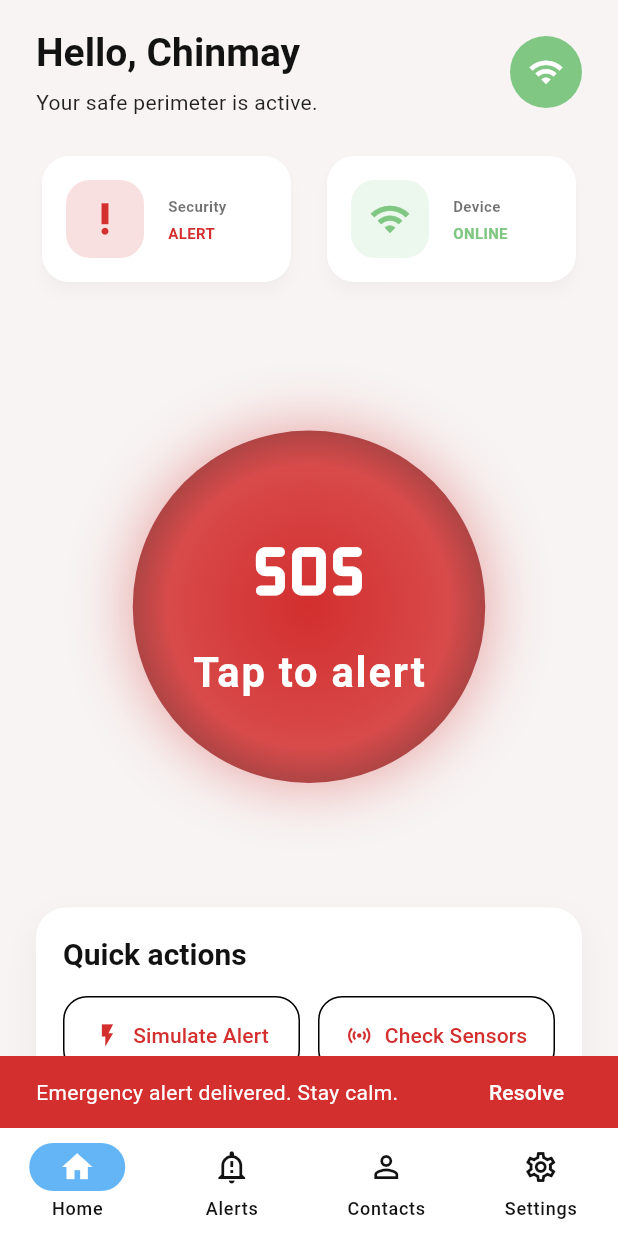
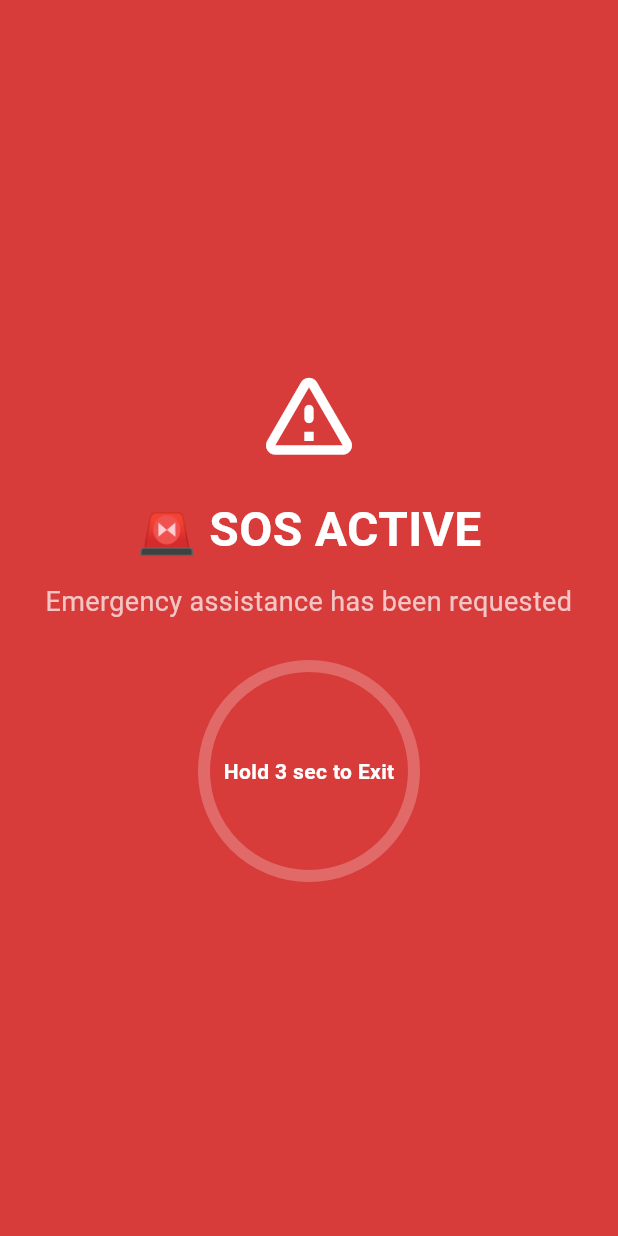
Before and after one commit to Chinmay20-09/Lakshman-rekha, a Flutter app: the screen it shows after launch, after a tap on "Sign In", after a tap on "Tap to alert", on a phone screen of 412 x 824 dp. Run offline on Flutter 3.47's test engine with Material 3 defaults, Android fonts, the phone set to English and light mode, and no system bars; our stand-ins replace flutter_local_notifications, shared_preferences, vibration; missing offline and left inert: mqtt_client.

Commit message:
feat: Enhance alert system with local notifications and MQTT integration
- Added LocalNotificationService for managing local notifications.
- Implemented MQTTService to handle real-time alert messages.
- Introduced AlertHistoryScreen to display past alerts.
- Created SosActiveScreen for SOS alert management with vibration feedback.
- Updated AppState to manage alert levels and messages.
- Enhanced UI with AlertBanner for active alerts.
- Modified main.dart to initialize services at startup.
- Updated AndroidManifest.xml to include necessary permissions.
- Added shared_preferences for persistent storage of contacts and alerts.
- Improved build.gradle.kts for core library desugaring support.

```diff
--- /dev/null
+++ b/lib/local_notifications.dart
@@ -0,0 +1,91 @@
+import 'package:flutter_local_notifications/flutter_local_notifications.dart';
+import 'package:flutter/foundation.dart';
+
+/// A simple, reusable local notification service.
+/// Place this file in lib/local_notifications.dart and call
+/// await LocalNotificationService.initialize(); early in app startup.
+
+class LocalNotificationService {
+  LocalNotificationService._();
+  static final FlutterLocalNotificationsPlugin _plugin =
+      FlutterLocalNotificationsPlugin();
+
+  /// Call once during app startup
+  static Future<void> initialize() async {
+    const AndroidInitializationSettings androidSettings =
+        AndroidInitializationSettings('@mipmap/ic_launcher');
+
+    final DarwinInitializationSettings iosSettings =
+        DarwinInitializationSettings(
+          requestAlertPermission: true,
+          requestBadgePermission: true,
+          requestSoundPermission: true,
+        );
+
+    final InitializationSettings initSettings = InitializationSettings(
+      android: androidSettings,
+      iOS: iosSettings,
+      macOS: null,
+    );
+
+    await _plugin.initialize(
+      settings: initSettings,
+      onDidReceiveNotificationResponse: _onSelectNotification,
+    );
+  }
+
+  static void _onSelectNotification(NotificationResponse response) {
+    // Handle notification tapped logic here. `response.payload` contains any payload set.
+    if (kDebugMode) {
+      print('Notification tapped. Payload: ${response.payload}');
+    }
+  }
+
+  /// Request permissions explicitly (esp. for iOS)
+  static Future<void> requestPermissions() async {
+    await _plugin
+        .resolvePlatformSpecificImplementation<
+          IOSFlutterLocalNotificationsPlugin
+        >()
+        ?.requestPermissions(alert: true, badge: true, sound: true);
+  }
+
+  /// Show an immediate notification
+  static Future<void> showNotification({
+    required int id,
+    required String title,
+    required String body,
+    String? payload,
+  }) async {
+    const AndroidNotificationDetails androidDetails =
+        AndroidNotificationDetails(
+          'default_channel_id',
+          'Default',
+          channelDescription: 'Default channel for notifications',
+          importance: Importance.max,
+          priority: Priority.high,
+        );
+
+    const NotificationDetails platformDetails = NotificationDetails(
+      android: androidDetails,
+    );
+
+    await _plugin.show(
+      id: id,
+      title: title,
+      body: body,
+      notificationDetails: platformDetails,
+      payload: payload,
+    );
+  }
+
+  /// Cancel a notification by id
+  static Future<void> cancel(int id) async {
+    await _plugin.cancel(id: id);
+  }
+
+  /// Cancel all notifications
+  static Future<void> cancelAll() async {
+    await _plugin.cancelAll();
+  }
+}
--- a/lib/main.dart
+++ b/lib/main.dart
@@ -2,8 +2,19 @@ import 'package:flutter/material.dart';
 import 'theme/app_theme.dart';
 import 'screens/splash_screen.dart';
 import 'models/app_state.dart';
+import 'local_notifications.dart';
+import 'services/mqtt.dart';
 
-void main() {
+Future<void> main() async {
+  WidgetsFlutterBinding.ensureInitialized();
+
+  await AppState().load();
+  await MQTTService.instance.connect();
+
+  await LocalNotificationService.initialize();
+  await LocalNotificationService.requestPermissions();
+  debugPrint('Notification service initialized');
+
   runApp(const LakshmanRekhaApp());
 }
 
@@ -18,7 +29,7 @@ class _LakshmanRekhaAppState extends State<LakshmanRekhaApp> {
   @override
   void initState() {
     super.initState();
-    // Listen to theme changes from the global AppState singleton
+
     AppState().addListener(_onThemeChange);
   }
 
--- a/lib/models/app_state.dart
+++ b/lib/models/app_state.dart
@@ -1,4 +1,9 @@
 import 'package:flutter/material.dart';
+import 'package:shared_preferences/shared_preferences.dart';
+import 'dart:convert';
+
+/// Global alert level for the application UI
+enum AlertLevel { none, alert, sos }
 
 class Contact {
   final String id;
@@ -6,26 +11,63 @@ class Contact {
   final String phone;
 
   Contact({required this.id, required this.name, required this.phone});
+
+  Map<String, dynamic> toJson() => {'id': id, 'name': name, 'phone': phone};
+
+  factory Contact.fromJson(Map<String, dynamic> json) => Contact(
+    id: json['id'] as String,
+    name: json['name'] as String,
+    phone: json['phone'] as String,
+  );
 }
 
 class AlertEvent {
   final String id;
-  final String title;
+  final String type; // e.g., intrusion, fire, gas, device_offline, sos
+  final String title; // human friendly message
   final DateTime timestamp;
   final bool resolved;
+  // Future fields for richer telemetry
+  // String? zone;
+  // String? deviceName;
+  // String? sensorId;
 
   AlertEvent({
     required this.id,
+    required this.type,
     required this.title,
     required this.timestamp,
     this.resolved = false,
   });
+
+  Map<String, dynamic> toJson() => {
+    'id': id,
+    'type': type,
+    'title': title,
+    'timestamp': timestamp.toIso8601String(),
+    'resolved': resolved,
+  };
+
+  factory AlertEvent.fromJson(Map<String, dynamic> json) => AlertEvent(
+    id: json['id'] as String,
+    type: json['type'] as String? ?? json['title'] as String? ?? 'unknown',
+    title: json['title'] as String? ?? json['type'] as String? ?? 'Alert',
+    timestamp: DateTime.parse(json['timestamp'] as String),
+    resolved: json['resolved'] as bool? ?? false,
+  );
 }
 
 class AppState extends ChangeNotifier {
   static final AppState _instance = AppState._internal();
   factory AppState() => _instance;
   AppState._internal();
+
+  // Current global alert level and message for UI-driven alerts.
+  AlertLevel currentAlertLevel = AlertLevel.none;
+  String alertMessage = '';
+
+  static const String _contactsKey = 'app_contacts';
+  static const String _alertsKey = 'app_alerts';
 
   bool _isSafe = true;
   bool _isDeviceOnline = true;
@@ -48,52 +90,135 @@ class AppState extends ChangeNotifier {
   List<Contact> get contacts => List.unmodifiable(_contacts);
   List<AlertEvent> get alerts => List.unmodifiable(_alerts);
 
+  /// Load persisted data from local storage. Call once during app startup.
+  Future<void> load() async {
+    try {
+      final prefs = await SharedPreferences.getInstance();
+      final contactsJson = prefs.getString(_contactsKey);
+      if (contactsJson != null) {
+        final List<dynamic> data = jsonDecode(contactsJson) as List<dynamic>;
+        _contacts
+          ..clear()
+          ..addAll(
+            data.map((e) => Contact.fromJson(e as Map<String, dynamic>)),
+          );
+      }
+
+      final alertsJson = prefs.getString(_alertsKey);
+      if (alertsJson != null) {
+        final List<dynamic> data = jsonDecode(alertsJson) as List<dynamic>;
+        _alerts = data
+            .map((e) => AlertEvent.fromJson(e as Map<String, dynamic>))
+            .toList();
+      }
+    } catch (e) {
+      // If persistence fails, keep in-memory defaults; do not crash the app.
+      // Optionally log the error in a real app.
+    }
+    notifyListeners();
+  }
+
+  Future<void> _saveContacts() async {
+    try {
+      final prefs = await SharedPreferences.getInstance();
+      final jsonStr = jsonEncode(_contacts.map((c) => c.toJson()).toList());
+      await prefs.setString(_contactsKey, jsonStr);
+    } catch (e) {
+      // ignore write errors for now
+    }
+  }
+
+  Future<void> _saveAlerts() async {
+    try {
+      final prefs = await SharedPreferences.getInstance();
+      final jsonStr = jsonEncode(_alerts.map((a) => a.toJson()).toList());
+      await prefs.setString(_alertsKey, jsonStr);
+    } catch (e) {
+      // ignore write errors for now
+    }
+  }
+
   void triggerSOS() {
     _isSafe = false;
-    _alerts.insert(
-      0,
-      AlertEvent(
-        id: DateTime.now().toIso8601String(),
-        title: 'SOS triggered from app',
-        timestamp: DateTime.now(),
-        resolved: false,
-      ),
-    );
-    notifyListeners();
+    currentAlertLevel = AlertLevel.sos;
+    alertMessage = 'SOS Activated';
+    _addAlert(type: 'sos', title: 'SOS triggered from app', level: AlertLevel.sos);
   }
 
   void simulateAlert() {
     _isSafe = false;
-    _alerts.insert(
-      0,
-      AlertEvent(
-        id: DateTime.now().toIso8601String(),
-        title: 'Demo sensor breach detected',
-        timestamp: DateTime.now(),
-        resolved: false,
-      ),
-    );
-    notifyListeners();
+    currentAlertLevel = AlertLevel.alert;
+    alertMessage = 'Demo sensor breach detected';
+    _addAlert(type: 'intrusion', title: 'Demo sensor breach detected', level: AlertLevel.alert);
   }
 
   void resolveAlerts() {
     _isSafe = true;
+    currentAlertLevel = AlertLevel.none;
+    alertMessage = '';
     _alerts = _alerts
         .map(
           (alert) => AlertEvent(
             id: alert.id,
+            type: alert.type,
             title: alert.title,
             timestamp: alert.timestamp,
             resolved: true,
           ),
         )
         .toList();
+    _saveAlerts();
     notifyListeners();
   }
 
   void toggleTheme() {
     _isDarkMode = !_isDarkMode;
     notifyListeners();
+  }
+
+  // Generic helper used internally to create and record alert events.
+  // Future: map MQTT payloads to these helper calls and enrich with zone/device metadata.
+  void _addAlert({required String type, required String title, required AlertLevel level}) {
+    final event = AlertEvent(
+      id: DateTime.now().toIso8601String(),
+      type: type,
+      title: title,
+      timestamp: DateTime.now(),
+      resolved: false,
+    );
+
+    _alerts.insert(0, event);
+    // Update UI signaling
+    currentAlertLevel = level;
+    alertMessage = title;
+    _saveAlerts();
+    notifyListeners();
+  }
+
+  // High level alert triggers for different event types
+  void triggerIntrusionAlert({String? message}) {
+    _isSafe = false;
+    _addAlert(type: 'intrusion', title: message ?? 'Intrusion detected', level: AlertLevel.alert);
+  }
+
+  void triggerFireAlert({String? message}) {
+    _isSafe = false;
+    _addAlert(type: 'fire', title: message ?? 'Fire detected', level: AlertLevel.alert);
+  }
+
+  void triggerGasAlert({String? message}) {
+    _isSafe = false;
+    _addAlert(type: 'gas', title: message ?? 'Gas leak detected', level: AlertLevel.alert);
+  }
+
+  void triggerDeviceOfflineAlert({String? message}) {
+    _isDeviceOnline = false;
+    _addAlert(type: 'device_offline', title: message ?? 'Device offline', level: AlertLevel.alert);
+  }
+
+  void triggerSOSAlert({String? message}) {
+    _isSafe = false;
+    _addAlert(type: 'sos', title: message ?? 'SOS Activated', level: AlertLevel.sos);
   }
 
   void toggleNotifications() {
@@ -115,11 +240,13 @@ class AppState extends ChangeNotifier {
     _contacts.add(
       Contact(id: DateTime.now().toIso8601String(), name: name, phone: phone),
     );
+    _saveContacts();
     notifyListeners();
   }
 
   void removeContact(String id) {
     _contacts.removeWhere((contact) => contact.id == id);
+    _saveContacts();
     notifyListeners();
   }
 }
--- a/lib/screens/alerts_screen.dart
+++ b/lib/screens/alerts_screen.dart
@@ -1,6 +1,7 @@
 import 'package:flutter/material.dart';
 import '../models/app_state.dart';
 import '../theme/app_theme.dart';
+import 'alert_history_screen.dart';
 
 class AlertsScreen extends StatefulWidget {
   const AlertsScreen({super.key});
@@ -44,7 +45,13 @@ class _AlertsScreenState extends State<AlertsScreen> {
     final theme = Theme.of(context);
 
     return Scaffold(
-      appBar: AppBar(title: const Text('Incident Alerts')),
+      appBar: AppBar(title: const Text('Incident Alerts'), actions: [
+        IconButton(
+          tooltip: 'View history',
+          onPressed: () => Navigator.of(context).push(MaterialPageRoute(builder: (_) => const AlertHistoryScreen())),
+          icon: const Icon(Icons.history),
+        )
+      ]),
       body: Padding(
         padding: const EdgeInsets.symmetric(horizontal: 18, vertical: 16),
         child: Column(
--- a/lib/screens/home_screen.dart
+++ b/lib/screens/home_screen.dart
@@ -30,7 +30,8 @@ class _HomeScreenState extends State<HomeScreen>
   }
 
   Future<void> triggerAlertVibration() async {
-    if (await Vibration.hasVibrator() && await Vibration.hasCustomVibrationsSupport()) {
+    if (await Vibration.hasVibrator() &&
+        await Vibration.hasCustomVibrationsSupport()) {
       Vibration.vibrate(
         pattern: [0, 500, 200, 500],
         repeat: 0, // repeat from index 0
@@ -47,21 +48,6 @@ class _HomeScreenState extends State<HomeScreen>
       await triggerAlertVibration();
 
       if (!mounted) return;
-
-    ScaffoldMessenger.of(context).showSnackBar(
-      SnackBar(
-        content: const Text('Emergency alert delivered. Stay calm.'),
-        backgroundColor: AppTheme.alertRed,
-        action: SnackBarAction(
-          label: 'Resolve',
-          textColor: Colors.white,
-          onPressed: () {
-            Vibration.cancel();
-            AppState().resolveAlerts();
-          },
-        ),
-      ),
-    );
     }
   }
 
@@ -110,13 +96,14 @@ class _HomeScreenState extends State<HomeScreen>
                   ),
                   GestureDetector(
                     onTap: () {
-                      ScaffoldMessenger.of(context).showSnackBar(
-                        SnackBar(
-                          content: Text(
-                            state.isDeviceOnline
-                                ? 'Device connected'
-                                : 'Device offline',
-                          ),
+                    showDialog<void>(
+                      context: context,
+                      builder: (ctx) => AlertDialog(
+                        title: const Text('Device Status'),
+                        content: Text(state.isDeviceOnline ? 'Device connected' : 'Device offline'),
+                        actions: [
+                          TextButton(onPressed: () => Navigator.of(ctx).pop(), child: const Text('OK'))
+                        ],
                       ),
                     );
                   },
--- a/lib/screens/main_layout.dart
+++ b/lib/screens/main_layout.dart
@@ -1,8 +1,11 @@
 import 'package:flutter/material.dart';
+import '../models/app_state.dart';
+import '../widgets/alert_banner.dart';
 import 'home_screen.dart';
 import 'alerts_screen.dart';
 import 'contacts_screen.dart';
 import 'settings_screen.dart';
+import 'sos_active_screen.dart';
 
 class MainLayout extends StatefulWidget {
   const MainLayout({super.key});
@@ -13,6 +16,7 @@ class MainLayout extends StatefulWidget {
 
 class _MainLayoutState extends State<MainLayout> {
   int _currentIndex = 0;
+  bool _sosPushed = false;
 
   final List<Widget> _pages = const [
     HomeScreen(),
@@ -22,9 +26,58 @@ class _MainLayoutState extends State<MainLayout> {
   ];
 
   @override
+  void initState() {
+    super.initState();
+    AppState().addListener(_onStateChange);
+  }
+
+  void _onStateChange() {
+    if (!mounted) return;
+    final state = AppState();
+    if (state.currentAlertLevel == AlertLevel.sos && !_sosPushed) {
+      _sosPushed = true;
+      // Use a post frame callback to ensure navigation happens outside of build
+      WidgetsBinding.instance.addPostFrameCallback((_) {
+        if (!mounted) return;
+        Navigator.of(context)
+            .push(
+              MaterialPageRoute(
+                fullscreenDialog: true,
+                builder: (_) => const SosActiveScreen(),
+              ),
+            )
+            .then((_) {
+              // reset flag when screen is dismissed
+              _sosPushed = false;
+            });
+      });
+    }
+  }
+
+  @override
+  void dispose() {
+    AppState().removeListener(_onStateChange);
+    super.dispose();
+  }
+
+  @override
   Widget build(BuildContext context) {
+    final state = AppState();
     return Scaffold(
-      body: IndexedStack(index: _currentIndex, children: _pages),
+      body: Stack(
+        clipBehavior: Clip.none,
+        children: [
+          IndexedStack(index: _currentIndex, children: _pages),
+          // Overlay alert banner that slides from top when active
+          AlertBanner(
+            visible: state.currentAlertLevel == AlertLevel.alert,
+            message: state.alertMessage.isNotEmpty
+                ? state.alertMessage
+                : 'Emergency alert',
+            onResolve: () => AppState().resolveAlerts(),
+          ),
+        ],
+      ),
       bottomNavigationBar: NavigationBar(
         height: 72,
         selectedIndex: _currentIndex,
--- /dev/null
+++ b/lib/screens/sos_active_screen.dart
@@ -0,0 +1,148 @@
+import 'package:flutter/material.dart';
+import '../models/app_state.dart';
+import 'package:vibration/vibration.dart';
+
+class SosActiveScreen extends StatefulWidget {
+  const SosActiveScreen({super.key});
+
+  @override
+  State<SosActiveScreen> createState() => _SosActiveScreenState();
+}
+
+class _SosActiveScreenState extends State<SosActiveScreen>
+    with TickerProviderStateMixin {
+  late final AnimationController _flashController;
+  late final Animation<Color?> _colorAnim;
+  late final AnimationController _holdController;
+
+  @override
+  void initState() {
+    super.initState();
+    _flashController = AnimationController(
+      vsync: this,
+      duration: const Duration(milliseconds: 700),
+    )..repeat(reverse: true);
+
+    _colorAnim = ColorTween(
+      begin: Colors.red.shade900,
+      end: Colors.red.shade400,
+    ).animate(_flashController);
+
+    _holdController = AnimationController(
+      vsync: this,
+      duration: const Duration(seconds: 3),
+    );
+
+    // Start continuous vibration if available. Keep short pattern and repeat.
+    Vibration.hasVibrator().then((has) {
+      if (has == true) {
+        Vibration.vibrate(pattern: [0, 700, 300], repeat: 0);
+      }
+    });
+  }
+
+  @override
+  void dispose() {
+    Vibration.cancel();
+    _flashController.dispose();
+    _holdController.dispose();
+    super.dispose();
+  }
+
+  void _onLongPressStart(LongPressStartDetails _) {
+    // Start filling the progress indicator
+    _holdController.forward().then((_) {
+      if (_holdController.status == AnimationStatus.completed) {
+        // Completed hold -> stop vibration, mark resolved, and close
+        Vibration.cancel();
+        AppState().resolveAlerts();
+        if (mounted) Navigator.of(context).pop();
+      }
+    });
+  }
+
+  void _onLongPressEnd(LongPressEndDetails _) {
+    // Reset if not completed
+    if (_holdController.status != AnimationStatus.completed) {
+      _holdController.reset();
+    }
+  }
+
+  @override
+  Widget build(BuildContext context) {
+    return PopScope(
+      child: AnimatedBuilder(
+        animation: _colorAnim,
+        builder: (context, child) {
+          return Scaffold(
+            backgroundColor: _colorAnim.value,
+            body: SafeArea(
+              child: Center(
+                child: Padding(
+                  padding: const EdgeInsets.symmetric(horizontal: 28.0),
+                  child: Column(
+                    mainAxisAlignment: MainAxisAlignment.center,
+                    children: [
+                      const Icon(
+                        Icons.warning_amber_rounded,
+                        size: 72,
+                        color: Colors.white,
+                      ),
+                      const SizedBox(height: 18),
+                      const Text(
+                        '🚨 SOS ACTIVE',
+                        style: TextStyle(
+                          color: Colors.white,
+                          fontSize: 32,
+                          fontWeight: FontWeight.bold,
+                        ),
+                      ),
+                      const SizedBox(height: 12),
+                      const Text(
+                        'Emergency assistance has been requested',
+                        style: TextStyle(color: Colors.white70, fontSize: 18),
+                        textAlign: TextAlign.center,
+                      ),
+                      const SizedBox(height: 30),
+                      GestureDetector(
+                        onLongPressStart: _onLongPressStart,
+                        onLongPressEnd: _onLongPressEnd,
+                        child: Stack(
+                          alignment: Alignment.center,
+                          children: [
+                            SizedBox(
+                              width: 140,
+                              height: 140,
+                              child: AnimatedBuilder(
+                                animation: _holdController,
+                                builder: (context, child) {
+                                  return CircularProgressIndicator(
+                                    value: _holdController.value,
+                                    color: Colors.white,
+                                    backgroundColor: Colors.white24,
+                                    strokeWidth: 8,
+                                  );
+                                },
+                              ),
+                            ),
+                            const Text(
+                              'Hold 3 sec to Exit',
+                              style: TextStyle(
+                                color: Colors.white,
+                                fontWeight: FontWeight.w700,
+                              ),
+                            ),
+                          ],
+                        ),
+                      ),
+                    ],
+                  ),
+                ),
+              ),
+            ),
+          );
+        },
+      ),
+    );
+  }
+}
--- /dev/null
+++ b/lib/services/mqtt.dart
@@ -0,0 +1,69 @@
+import 'package:flutter/material.dart';
+import 'package:mqtt_client/mqtt_client.dart';
+import 'package:mqtt_client/mqtt_server_client.dart';
+import '../models/app_state.dart';
+
+class MQTTService {
+  MQTTService._();
+
+  static final MQTTService instance = MQTTService._();
+
+  late MqttServerClient client;
+
+  Future<void> connect() async {
+  debugPrint("MQTT: connect() called");
+
+  try {
+    client = MqttServerClient(
+      'broker.emqx.io',
+      'lakshman_rekha_flutter',
+    );
+
+    client.port = 1883;
+
+    debugPrint("MQTT: attempting connection");
+
+    await client.connect();
+
+    debugPrint("MQTT: connected successfully");
+
+    client.subscribe(
+      'lakshmanrekha/alerts',
+      MqttQos.atLeastOnce,
+    );
+
+    debugPrint("MQTT: subscribed");
+    client.updates?.listen((messages) {
+  debugPrint("MQTT: message arrived");
+
+  final recMess =
+      messages.first.payload as MqttPublishMessage;
+
+  final payload =
+      MqttPublishPayload.bytesToStringAsString(
+    recMess.payload.message,
+  );
+  debugPrint("PAYLOAD RAW: [$payload]");
+debugPrint("PAYLOAD LENGTH: ${payload.length}");
+
+final cleanPayload = payload.trim().toLowerCase();
+
+debugPrint("PAYLOAD CLEAN: [$cleanPayload]");
+
+if (cleanPayload == "sos") {
+  AppState().triggerSOSAlert();
+}
+
+if (cleanPayload == "intrusion") {
+  AppState().triggerIntrusionAlert();
+}
+
+
+  debugPrint("MQTT RECEIVED: $payload");
+});
+  } catch (e) {
+    debugPrint("MQTT ERROR: $e");
+  }
+}
+
+}
--- /dev/null
+++ b/lib/widgets/alert_banner.dart
@@ -0,0 +1,57 @@
+import 'package:flutter/material.dart';
+
+class AlertBanner extends StatelessWidget {
+  final bool visible;
+  final String message;
+  final VoidCallback onResolve;
+
+  const AlertBanner({
+    super.key,
+    required this.visible,
+    required this.message,
+    required this.onResolve,
+  });
+
+  @override
+  Widget build(BuildContext context) {
+    const double height = 76.0;
+    final topInset = MediaQuery.of(context).padding.top;
+    final hiddenTop = -height - topInset;
+
+    return AnimatedPositioned(
+      duration: const Duration(milliseconds: 350),
+      curve: Curves.easeOutCubic,
+      top: visible ? 0 : hiddenTop,
+      left: 0,
+      right: 0,
+      height: height + topInset,
+      child: SafeArea(
+        bottom: false,
+        child: Material(
+          elevation: 6,
+          color: Colors.red.shade700,
+          child: Container(
+            padding: const EdgeInsets.symmetric(horizontal: 16, vertical: 10),
+            child: Row(
+              children: [
+                const Icon(Icons.warning_amber_rounded, color: Colors.white),
+                const SizedBox(width: 12),
+                Expanded(
+                  child: Text(
+                    message,
+                    style: const TextStyle(color: Colors.white, fontWeight: FontWeight.w600),
+                  ),
+                ),
+                TextButton(
+                  onPressed: onResolve,
+                  style: TextButton.styleFrom(foregroundColor: Colors.white),
+                  child: const Text('RESOLVE'),
+                ),
+              ],
+            ),
+          ),
+        ),
+      ),
+    );
+  }
+}
--- a/pubspec.yaml
+++ b/pubspec.yaml
@@ -13,6 +13,9 @@ dependencies:
     sdk: flutter
   cupertino_icons: ^1.0.8
   vibration: ^3.1.3
+  shared_preferences: ^2.0.15
+  flutter_local_notifications: ^22.0.1
+  mqtt_client: ^10.5.1
 
 dev_dependencies:
   flutter_test:
```
Also changed, not shown: lib/screens/alert_history_screen.dart (added, +99 -0 lines), pubspec.lock, 5 other files. Lines whose indentation alone changed are shown as unchanged.
